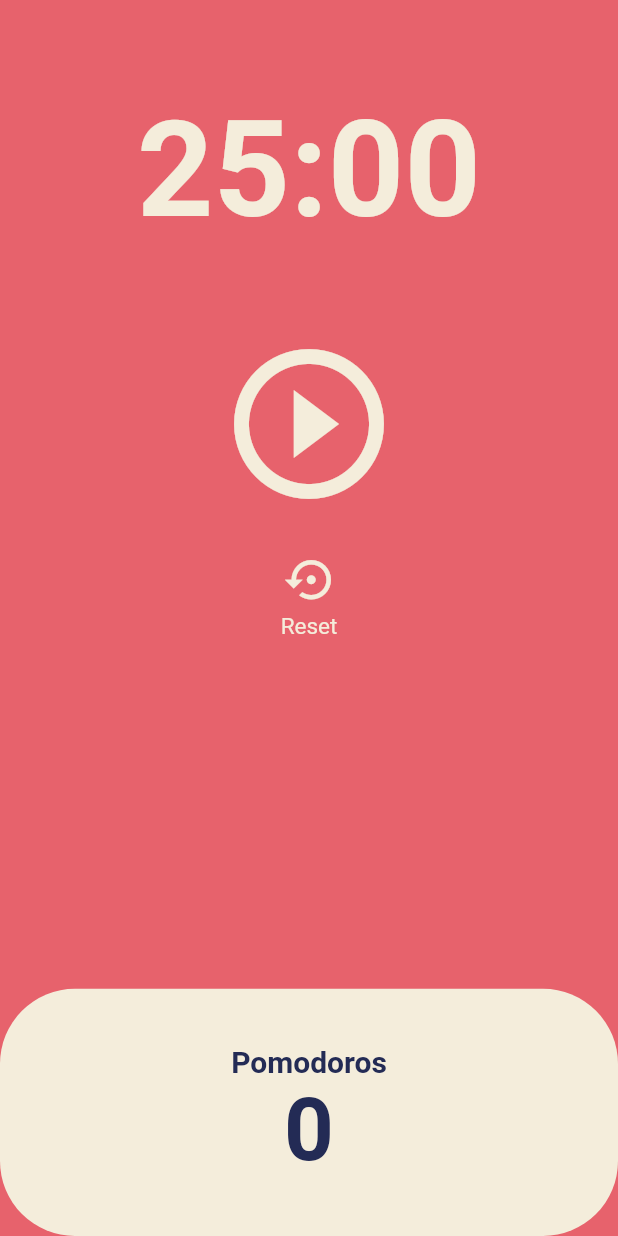
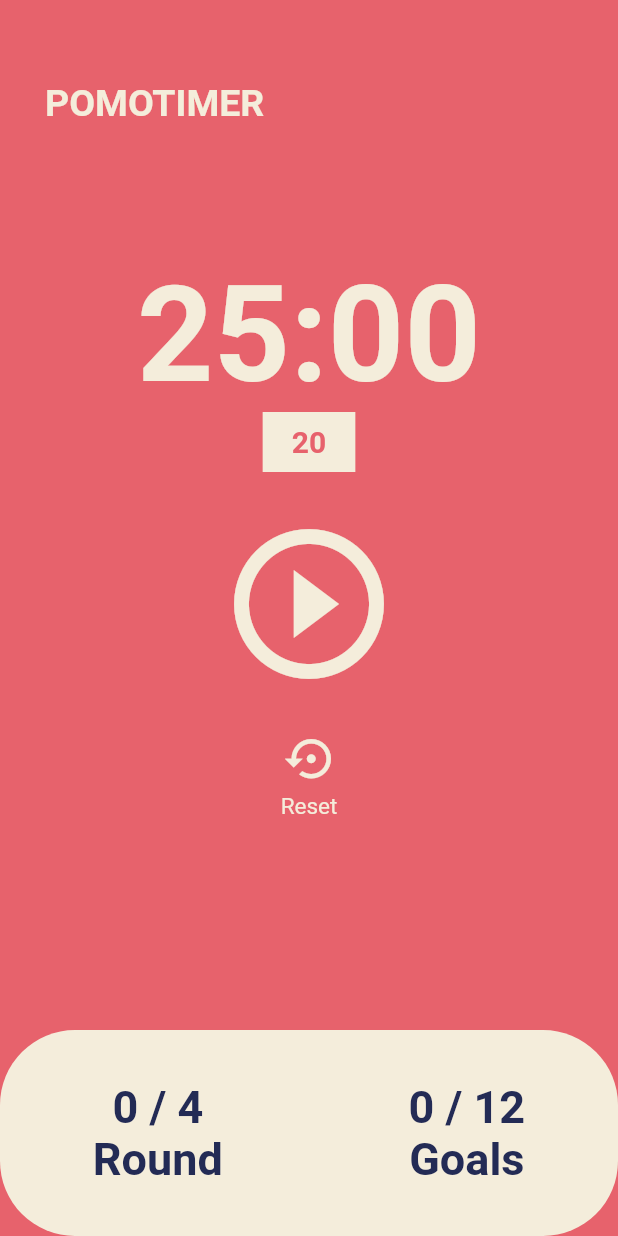
Before and after one commit to Moveuk/TIL, a Flutter app: the screen it shows after launch, after a tap on the "settings backup restore" icon, on a phone screen of 412 x 824 dp. Run offline on Flutter 3.47's test engine with Material 2 defaults, Android fonts, the phone set to English and light mode, and no system bars; drawn by our look-alikes of carousel_slider.

Commit message:
add: Flutter Pomodoro Practice

```diff
--- a/Language/flutter/toonflix/lib/screens/home_screen.dart
+++ b/Language/flutter/toonflix/lib/screens/home_screen.dart
@@ -1,6 +1,7 @@
 import 'dart:async';
 
 import 'package:flutter/material.dart';
+import 'package:carousel_slider/carousel_slider.dart';
 
 class HomeScreen extends StatefulWidget {
   const HomeScreen({super.key});
@@ -10,18 +11,27 @@ class HomeScreen extends StatefulWidget {
 }
 
 class _HomeScreenState extends State<HomeScreen> {
-  static const twentyFiveMinutes = 1500;
-  int totalSeconds = twentyFiveMinutes;
+  static const defaultMinutes = 25;
+  int chooseSeconds = defaultMinutes * 60;
+  int totalSeconds = defaultMinutes * 60;
   bool isRunning = false;
   int totalPomodoros = 0;
+  int goals = 0;
   late Timer timer;
+
+  void checkPomodoro() {}
 
   void onTick(Timer timer) {
     if (totalSeconds == 0) {
       setState(() {
+        if (totalPomodoros + 1 == 4) {
+          totalPomodoros = 0;
+          goals += 1;
+        } else {
           totalPomodoros = totalPomodoros + 1;
+        }
         isRunning = false;
-        totalSeconds = twentyFiveMinutes;
+        totalSeconds = chooseSeconds;
       });
       timer.cancel();
     } else {
@@ -49,8 +59,17 @@ class _HomeScreenState extends State<HomeScreen> {
   }
 
   void onReset() {
-    totalSeconds = twentyFiveMinutes;
+    totalSeconds = chooseSeconds;
     setState(() {
+      timer.cancel();
+      isRunning = true;
+      onPausePressed();
+    });
+  }
+
+  void onSetTime() {
+    setState(() {
+      totalSeconds = chooseSeconds;
       timer.cancel();
       isRunning = true;
       onPausePressed();
@@ -71,6 +90,27 @@ class _HomeScreenState extends State<HomeScreen> {
           Flexible(
             flex: 1,
             child: Container(
+              alignment: Alignment.centerLeft,
+              child: Row(
+                children: [
+                  const SizedBox(
+                    width: 30,
+                  ),
+                  Text(
+                    "POMOTIMER",
+                    style: TextStyle(
+                      color: Theme.of(context).cardColor,
+                      fontSize: 25,
+                      fontWeight: FontWeight.w600,
+                    ),
+                  ),
+                ],
+              ),
+            ),
+          ),
+          Flexible(
+            flex: 1,
+            child: Container(
               alignment: Alignment.bottomCenter,
               child: Text(
                 format(totalSeconds),
@@ -87,8 +127,43 @@ class _HomeScreenState extends State<HomeScreen> {
             child: Center(
               child: Column(
                 children: [
+                  CarouselSlider(
+                    options: CarouselOptions(
+                      height: 40.0,
+                      initialPage: 2,
+                    ),
+                    items: [1, 15, 20, 25, 30, 35].map((i) {
+                      return Builder(
+                        builder: (BuildContext context) {
+                          return Container(
+                              width: MediaQuery.of(context).size.width * 0.15,
+                              margin:
+                                  const EdgeInsets.symmetric(horizontal: 10.0),
+                              decoration: BoxDecoration(
+                                  color: Theme.of(context).cardColor),
+                              child: Center(
+                                child: IconButton(
+                                  onPressed: () => {
+                                    chooseSeconds = i,
+                                    onSetTime(),
+                                  },
+                                  icon: Text(
+                                    '$i',
+                                    style: TextStyle(
+                                        fontSize: 20.0,
+                                        color: Theme.of(context)
+                                            .colorScheme
+                                            .background,
+                                        fontWeight: FontWeight.bold),
+                                  ),
+                                ),
+                              ));
+                        },
+                      );
+                    }).toList(),
+                  ),
                   const SizedBox(
-                    height: 50,
+                    height: 20,
                   ),
                   IconButton(
                     iconSize: 120,
@@ -130,26 +205,62 @@ class _HomeScreenState extends State<HomeScreen> {
                       color: Theme.of(context).cardColor,
                       borderRadius: BorderRadius.circular(50),
                     ),
-                    child: Column(
+                    child: Row(
+                      mainAxisAlignment: MainAxisAlignment.spaceAround,
+                      children: [
+                        Column(
                           mainAxisAlignment: MainAxisAlignment.center,
                           children: [
                             Text(
-                          'Pomodoros',
+                              '$totalPomodoros / 4',
                               style: TextStyle(
-                            fontSize: 20,
+                                fontSize: 30,
                                 fontWeight: FontWeight.w600,
-                            color:
-                                Theme.of(context).textTheme.displayLarge!.color,
+                                color: Theme.of(context)
+                                    .textTheme
+                                    .displayLarge!
+                                    .color,
                               ),
                             ),
                             Text(
-                          '$totalPomodoros',
+                              'Round',
                               style: TextStyle(
-                            fontSize: 58,
+                                fontSize: 30,
                                 fontWeight: FontWeight.w600,
-                            color:
-                                Theme.of(context).textTheme.displayLarge!.color,
+                                color: Theme.of(context)
+                                    .textTheme
+                                    .displayLarge!
+                                    .color,
                               ),
+                            ),
+                          ],
+                        ),
+                        Column(
+                          mainAxisAlignment: MainAxisAlignment.center,
+                          children: [
+                            Text(
+                              '$goals / 12',
+                              style: TextStyle(
+                                fontSize: 30,
+                                fontWeight: FontWeight.w600,
+                                color: Theme.of(context)
+                                    .textTheme
+                                    .displayLarge!
+                                    .color,
+                              ),
+                            ),
+                            Text(
+                              'Goals',
+                              style: TextStyle(
+                                fontSize: 30,
+                                fontWeight: FontWeight.w600,
+                                color: Theme.of(context)
+                                    .textTheme
+                                    .displayLarge!
+                                    .color,
+                              ),
+                            ),
+                          ],
                         ),
                       ],
                     ),
```
Also changed, not shown: Language/flutter/toonflix/pubspec.yaml (+3 -4 lines). Lines whose indentation alone changed are shown as unchanged.
